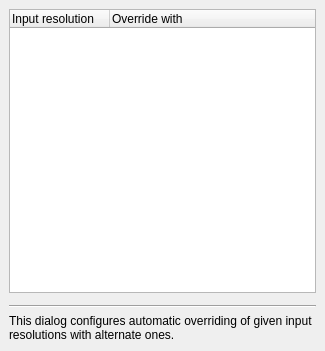
Before: the Qt Designer form src/display/qt/dialogs/ui/alias_dialog.ui in mrehkopf/vcs, drawn with Qt 5.
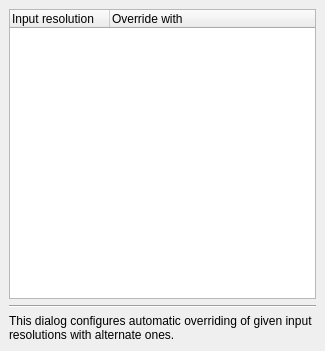
After: the same form once the commit is applied.

Patch:
```diff
--- a/src/display/qt/dialogs/ui/alias_dialog.ui
+++ b/src/display/qt/dialogs/ui/alias_dialog.ui
@@ -71,22 +71,6 @@
      </item>
     </layout>
    </item>
-   <item>
-    <spacer name="verticalSpacer">
-     <property name="orientation">
-      <enum>Qt::Vertical</enum>
-     </property>
-     <property name="sizeType">
-      <enum>QSizePolicy::Fixed</enum>
-     </property>
-     <property name="sizeHint" stdset="0">
-      <size>
-       <width>20</width>
-       <height>6</height>
-      </size>
-     </property>
-    </spacer>
-   </item>
    <item>
     <widget class="Line" name="line">
      <property name="orientation">
```
